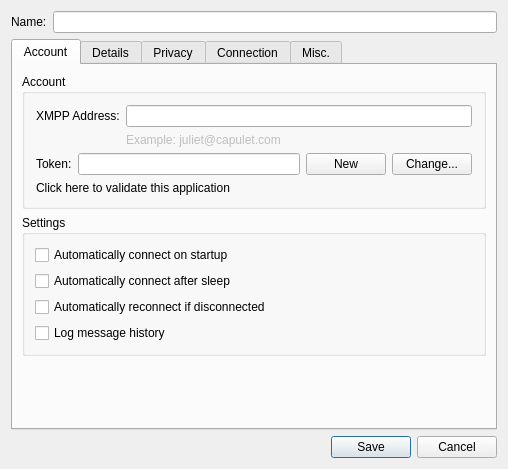
First picture: the form in src/accountmodify.ui, repository mconf/mconf-chat-desktop, before the edit.
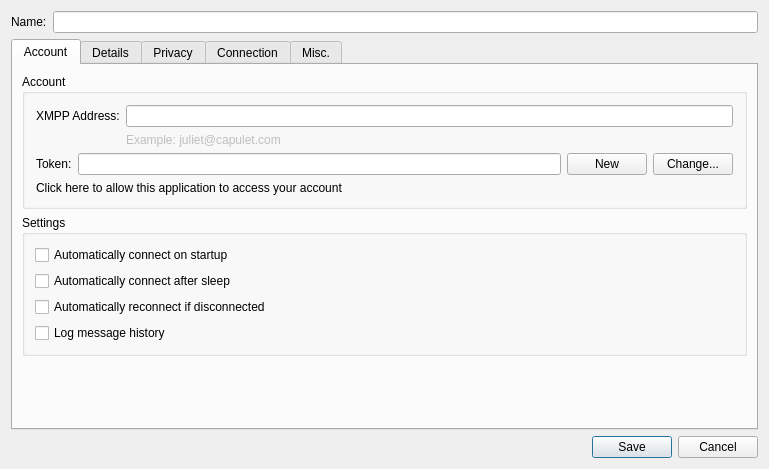
Second picture: the form after the edit. Custom widgets are drawn as their Qt base class.

Commit message: adjusted the app's validation message

Patch:
```diff
--- a/src/accountmodify.ui
+++ b/src/accountmodify.ui
@@ -6,7 +6,7 @@
    <rect>
     <x>0</x>
     <y>0</y>
-    <width>500</width>
+    <width>769</width>
     <height>469</height>
    </rect>
   </property>
@@ -171,7 +171,7 @@
             <item>
              <widget class="QLabel" name="lb_discover_token">
               <property name="text">
-               <string>Click here to validate this application</string>
+               <string>Click here to allow this application to access your account</string>
               </property>
               <property name="openExternalLinks">
                <bool>true</bool>
```
The commit also changes 1 other file.
